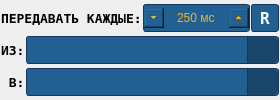
First picture: the form in forms/ui/Transporter.ui, repository Kellerian/ProdLineVirt, before the edit.
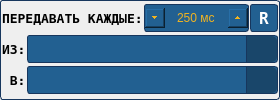
Second picture: the form after the edit.

The edit to the form file:
```diff
--- a/forms/ui/Transporter.ui
+++ b/forms/ui/Transporter.ui
@@ -12,7 +12,7 @@
   </property>
   <property name="minimumSize">
    <size>
-    <width>280</width>
+    <width>200</width>
     <height>100</height>
    </size>
   </property>
@@ -164,6 +164,11 @@
 	height: 0px;	
 	padding: 0;
 	width: 0px;
+}
+
+QWidget#Form {
+	border: 1px solid #17365D;
+	border-radius: 3px;
 }</string>
   </property>
   <layout class="QVBoxLayout" name="verticalLayout" stretch="1,1,1">
@@ -171,16 +176,16 @@
     <number>1</number>
    </property>
    <property name="leftMargin">
-    <number>1</number>
+    <number>2</number>
    </property>
    <property name="topMargin">
-    <number>1</number>
+    <number>2</number>
    </property>
    <property name="rightMargin">
-    <number>1</number>
+    <number>2</number>
    </property>
    <property name="bottomMargin">
-    <number>1</number>
+    <number>2</number>
    </property>
    <item>
     <layout class="QHBoxLayout" name="horizontalLayout_6" stretch="1,1,0">
```
